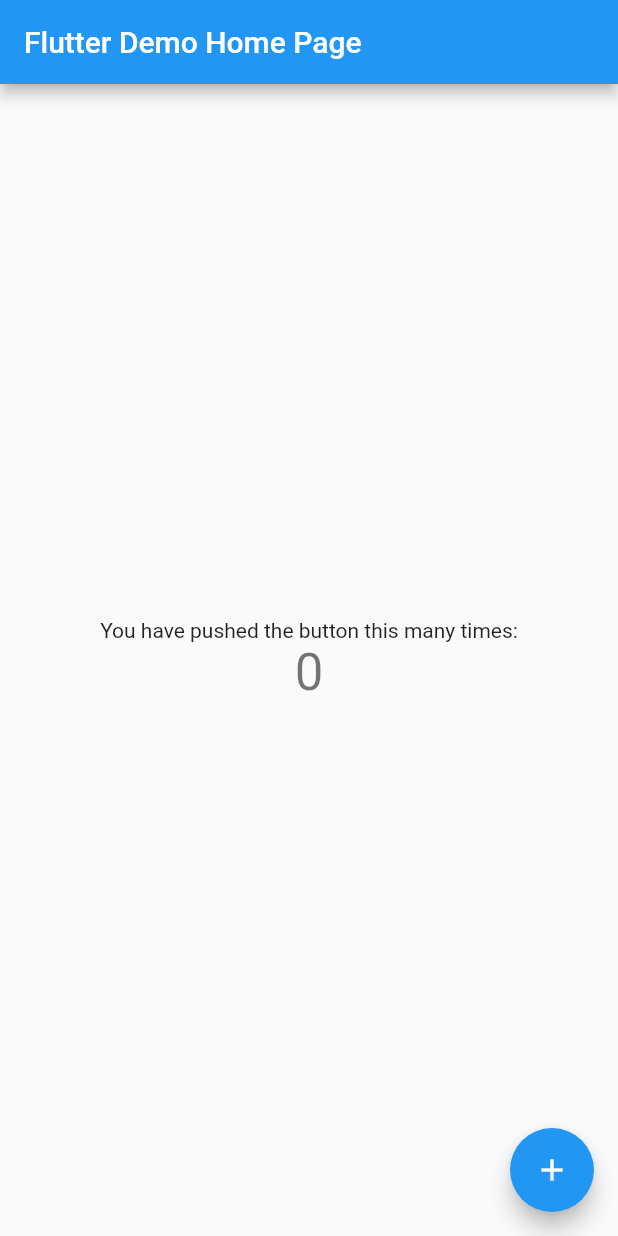
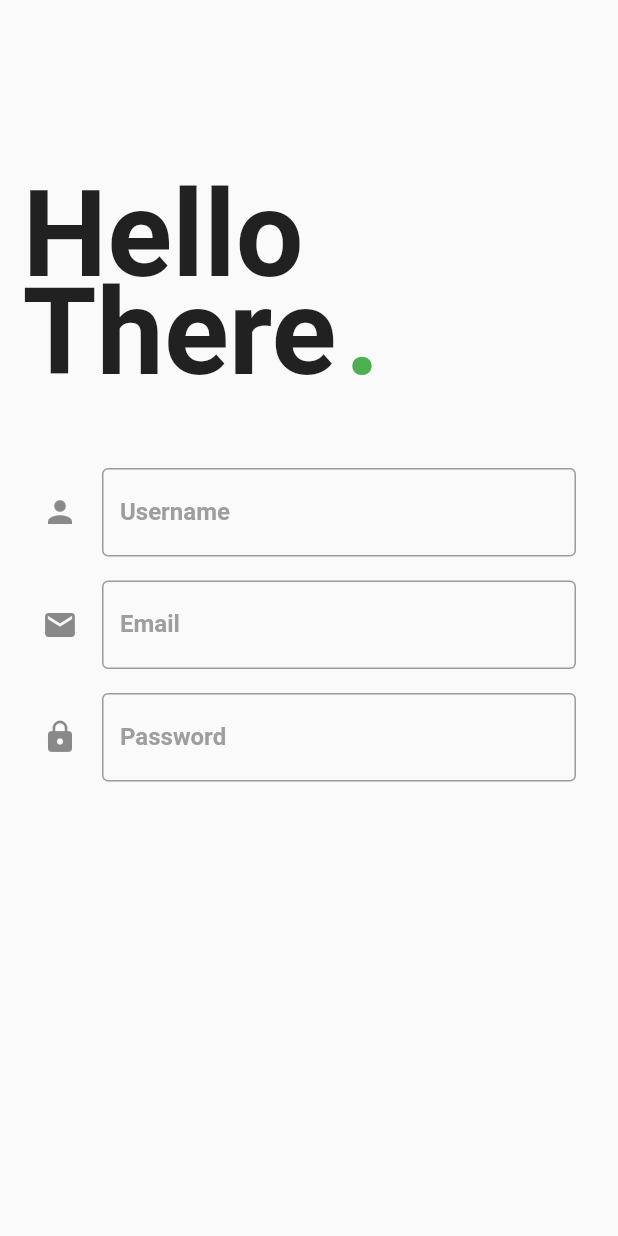
Before and after one commit to chattertechno/kromapp, a Flutter app: the screen it shows after launch, on a phone screen of 412 x 824 dp. Run offline on Flutter 3.47's test engine with Material 2 defaults, Android fonts, the phone set to English and light mode, and no system bars; Roboto replaces fonts that are missing (Montserrat).

Commit message:
login page turned out to be signup

```diff
--- a/lib/main.dart
+++ b/lib/main.dart
@@ -1,4 +1,5 @@
 import 'package:flutter/material.dart';
+import 'package:krom/screens/loginpage.dart';
 
 void main() {
   runApp(MyApp());
@@ -8,58 +9,12 @@
   @override
   Widget build(BuildContext context) {
     return MaterialApp(
-      title: 'Flutter Demo',
+      debugShowCheckedModeBanner: false,
+      title: 'Krom Signal',
       theme: ThemeData(
         primarySwatch: Colors.blue,
-        visualDensity: VisualDensity.adaptivePlatformDensity,
       ),
-      home: MyHomePage(title: 'Flutter Demo Home Page'),
+      home: LoginPage(),
     );
   }
 }
-
-class MyHomePage extends StatefulWidget {
-  MyHomePage({Key key, this.title}) : super(key: key);
-  final String title;
-
-  @override
-  _MyHomePageState createState() => _MyHomePageState();
-}
-
-class _MyHomePageState extends State<MyHomePage> {
-  int _counter = 0;
-
-  void _incrementCounter() {
-    setState(() {
-      _counter++;
-    });
-  }
-
-  @override
-  Widget build(BuildContext context) {
-    return Scaffold(
-      appBar: AppBar(
-        title: Text(widget.title),
-      ),
-      body: Center(
-        child: Column(
-          mainAxisAlignment: MainAxisAlignment.center,
-          children: <Widget>[
-            Text(
-              'You have pushed the button this many times:',
-            ),
-            Text(
-              '$_counter',
-              style: Theme.of(context).textTheme.headline4,
-            ),
-          ],
-        ),
-      ),
-      floatingActionButton: FloatingActionButton(
-        onPressed: _incrementCounter,
-        tooltip: 'Increment',
-        child: Icon(Icons.add),
-      ),
-    );
-  }
-}
--- /dev/null
+++ b/lib/screens/loginpage.dart
@@ -0,0 +1,106 @@
+import 'package:flutter/material.dart';
+
+class LoginPage extends StatefulWidget {
+  @override
+  _LoginPageState createState() => _LoginPageState();
+}
+
+class _LoginPageState extends State<LoginPage> {
+  @override
+  Widget build(BuildContext context) {
+    return Scaffold(
+      body: Column(
+        crossAxisAlignment: CrossAxisAlignment.start,
+        children: <Widget>[
+          Container(
+            child: Stack(
+              children: <Widget>[
+                Container(
+                  padding: EdgeInsets.fromLTRB(15.0, 110.0, 0.0, 0.0),
+                  child: Text(
+                    'Hello',
+                    style:
+                        TextStyle(fontSize: 80.0, fontWeight: FontWeight.bold),
+                  ),
+                ),
+                Container(
+                  padding: EdgeInsets.fromLTRB(15.0, 175.0, 0.0, 0.0),
+                  child: Text(
+                    'There',
+                    style:
+                        TextStyle(fontSize: 80.0, fontWeight: FontWeight.bold),
+                  ),
+                ),
+                Container(
+                  padding: EdgeInsets.fromLTRB(230.0, 175.0, 0.0, 0.0),
+                  child: Text(
+                    '.',
+                    style: TextStyle(
+                        fontSize: 80.0,
+                        fontWeight: FontWeight.bold,
+                        color: Colors.green),
+                  ),
+                ),
+              ],
+            ),
+          ),
+          Container(
+            padding: EdgeInsets.only(top: 35.0, left: 20.0, right: 20.0),
+            child: Form(
+              child: Column(
+                children: <Widget>[
+                  Padding(
+                    padding: const EdgeInsets.all(8.0),
+                    child: TextFormField(
+                        decoration: InputDecoration(
+                          border: OutlineInputBorder(),
+                            icon: Icon(Icons.person),
+                            labelText: 'Username',
+                            labelStyle: TextStyle(
+                                fontFamily: 'Montserrat',
+                                fontWeight: FontWeight.bold,
+                                color: Colors.grey
+                        ),
+                      ),
+                    ),
+                  ),
+                  Padding(
+                    padding: const EdgeInsets.all(8.0),
+                    child: TextFormField(
+                        decoration: InputDecoration(
+                          border: OutlineInputBorder(),
+                            icon: Icon(Icons.email),
+                            labelText: 'Email',
+                            labelStyle: TextStyle(
+                                fontFamily: 'Montserrat',
+                                fontWeight: FontWeight.bold,
+                                color: Colors.grey
+                        ),
+                      ),
+                    ),
+                  ),
+
+                  Padding(
+                    padding: const EdgeInsets.all(8.0),
+                    child: TextFormField(
+                        decoration: InputDecoration(
+                          border: OutlineInputBorder(),
+                            icon: Icon(Icons.lock),
+                            labelText: 'Password',
+                            labelStyle: TextStyle(
+                                fontFamily: 'Montserrat',
+                                fontWeight: FontWeight.bold,
+                                color: Colors.grey
+                        ),
+                      ),
+                    ),
+                  ),
+                ],
+              ),
+            ),
+          )
+        ],
+      ),
+    );
+  }
+}
--- /dev/null
+++ b/lib/screens/register.dart
@@ -0,0 +1,13 @@
+import 'package:flutter/material.dart';
+
+class RegisterPage extends StatefulWidget {
+  @override
+  _RegisterPageState createState() => _RegisterPageState();
+}
+
+class _RegisterPageState extends State<RegisterPage> {
+  @override
+  Widget build(BuildContext context) {
+    return Container();
+  }
+}
```
